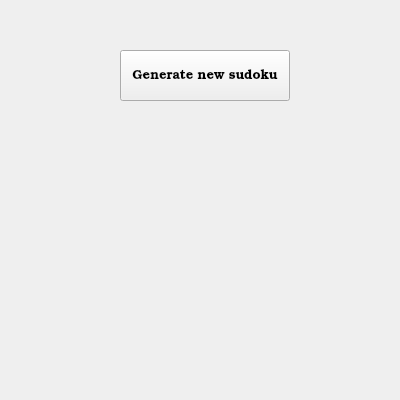
The window that sudokugenerator.ui (PaulinaGacek/Sudoku) describes before a commit, drawn with Qt 5.
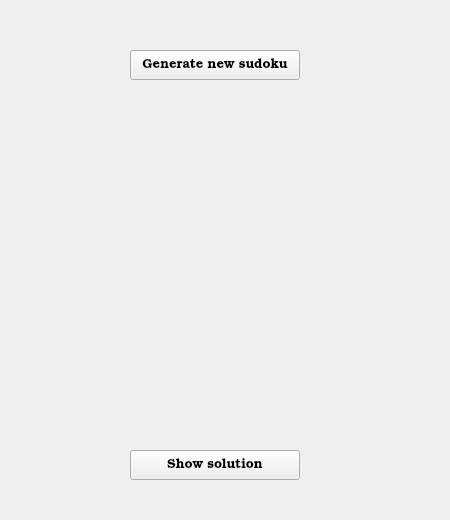
The same window after the commit.

Commit message: Generate button works, show solution button aded

What changed in the file:
```diff
--- a/sudokugenerator.ui
+++ b/sudokugenerator.ui
@@ -9,8 +9,8 @@
             <rect>
                 <x>0</x>
                 <y>0</y>
-                <width>400</width>
-                <height>400</height>
+                <width>450</width>
+                <height>520</height>
             </rect>
         </property>
         <property name="windowTitle">
@@ -21,10 +21,10 @@
             <widget class="QPushButton" name="pushButton">
                 <property name="geometry">
                     <rect>
-                        <x>120</x>
+                        <x>130</x>
                         <y>50</y>
                         <width>170</width>
-                        <height>51</height>
+                        <height>30</height>
                     </rect>
                 </property>
                 <property name="font">
@@ -49,6 +49,38 @@
                 </property>
             </widget>
         </widget>
+        <widget class="QPushButton" name="pushButtonSolve">
+            <property name="geometry">
+                <rect>
+                    <x>130</x>
+                    <y>450</y>
+                    <width>170</width>
+                    <height>30</height>
+                </rect>
+            </property>
+            <property name="font">
+                <font>
+                    <family>Bookman Old Style</family>
+                    <pointsize>10</pointsize>
+                    <weight>70</weight>
+                    <bold>true</bold>
+                </font>
+            </property>
+            <property name="text">
+                <string>Show solution</string>
+            </property>
+            <property name="iconSize">
+                <size>
+                    <width>25</width>
+                    <height>25</height>
+                </size>
+            </property>
+            <property name="autoDefault">
+                <bool>true</bool>
+            </property>
+        </widget>
+
+
     </widget>
     <pixmapfunction/>
     <connections/>
```
Left out of the diff: 8 changed lines with no effect on the pictures. The commit also changes 31 other files.
